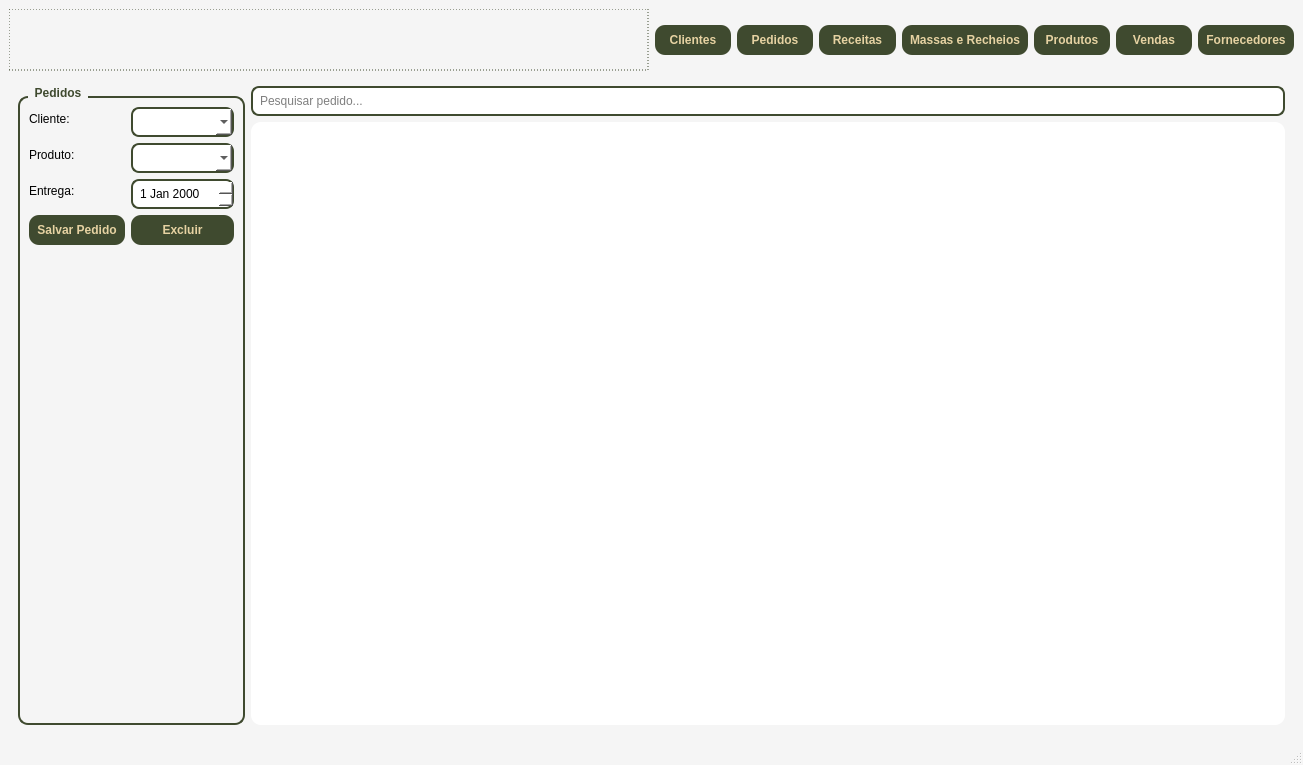
Faeldh/sistema_confeitaria, file telas/tela_menu.ui: the form before one commit.
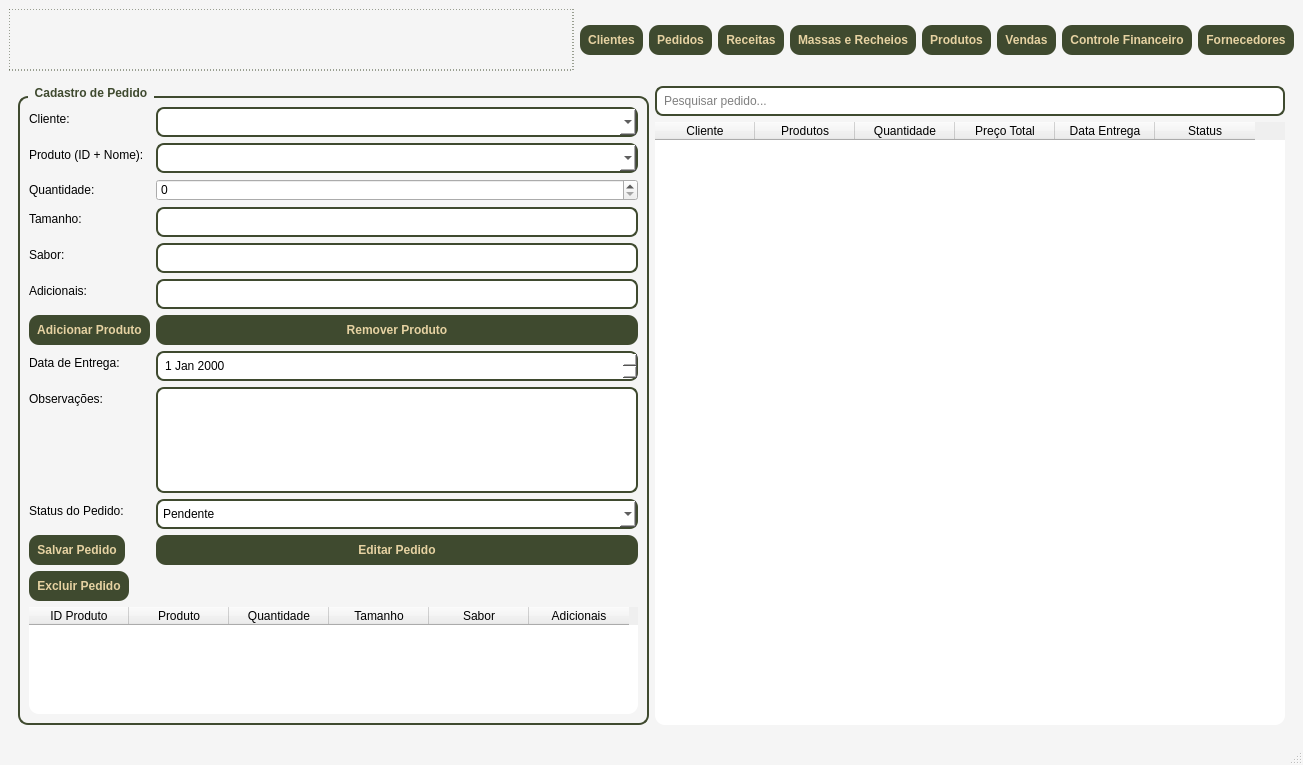
The form after the commit. The open tabs and pages were chosen to show the change.

What changed in the file:
```diff
--- a/telas/tela_menu.ui
+++ b/telas/tela_menu.ui
@@ -80,9 +80,12 @@
         </item>
         <item>
          <widget class="QPushButton" name="btnVendas">
-          <property name="text">
-           <string>Vendas</string>
-          </property>
+            <property name="text"><string>Vendas</string></property>
+        </widget>
+    </item>
+    <item>
+        <widget class="QPushButton" name="btnControleFinanceiro">
+            <property name="text"><string>Controle Financeiro</string></property>
          </widget>
         </item>
         <item>
@@ -272,55 +275,121 @@
       <widget class="QWidget" name="pagePedidos">
        <layout class="QHBoxLayout">
         <item>
-         <widget class="QGroupBox" name="groupBoxPedidos">
-          <property name="title">
-           <string>Pedidos</string>
-          </property>
+   <widget class="QGroupBox" name="groupBoxCadastroPedido">
+    <property name="title"><string>Cadastro de Pedido</string></property>
           <layout class="QFormLayout">
            <item row="0" column="0">
-            <widget class="QLabel" name="label">
-             <property name="text">
-              <string>Cliente:</string>
-             </property>
-            </widget>
+      <widget class="QLabel" name="labelCliente"><property name="text"><string>Cliente:</string></property></widget>
            </item>
            <item row="0" column="1">
             <widget class="QComboBox" name="comboBox"/>
            </item>
            <item row="1" column="0">
-            <widget class="QLabel" name="label">
-             <property name="text">
-              <string>Produto:</string>
-             </property>
-            </widget>
+      <widget class="QLabel" name="labelProduto"><property name="text"><string>Produto (ID + Nome):</string></property></widget>
            </item>
            <item row="1" column="1">
-            <widget class="QComboBox" name="comboBox"/>
-           </item>
+      <widget class="QComboBox" name="comboBoxProduto"/>
+     </item>
+
            <item row="2" column="0">
-            <widget class="QLabel" name="label">
-             <property name="text">
-              <string>Entrega:</string>
-             </property>
-            </widget>
+      <widget class="QLabel" name="labelQuantidade"><property name="text"><string>Quantidade:</string></property></widget>
            </item>
            <item row="2" column="1">
-            <widget class="QDateEdit" name="dateEdit"/>
-           </item>
+      <widget class="QSpinBox" name="spinBoxQuantidade"/>
+     </item>
+
            <item row="3" column="0">
-            <widget class="QPushButton" name="pushButton">
-             <property name="text">
-              <string>Salvar Pedido</string>
-             </property>
-            </widget>
+      <widget class="QLabel" name="labelTamanho"><property name="text"><string>Tamanho:</string></property></widget>
            </item>
            <item row="3" column="1">
-            <widget class="QPushButton" name="pushButton">
-             <property name="text">
-              <string>Excluir</string>
-             </property>
-            </widget>
-           </item>
+      <widget class="QLineEdit" name="lineEditTamanho"/>
+     </item>
+
+     <item row="4" column="0">
+      <widget class="QLabel" name="labelSabor"><property name="text"><string>Sabor:</string></property></widget>
+     </item>
+     <item row="4" column="1">
+      <widget class="QLineEdit" name="lineEditSabor"/>
+     </item>
+
+     <item row="5" column="0">
+      <widget class="QLabel" name="labelAdicionais"><property name="text"><string>Adicionais:</string></property></widget>
+     </item>
+     <item row="5" column="1">
+      <widget class="QLineEdit" name="lineEditAdicionais"/>
+     </item>
+
+     <item row="6" column="0">
+      <widget class="QPushButton" name="btnAdicionarProduto">
+       <property name="text"><string>Adicionar Produto</string></property>
+      </widget>
+     </item>
+     <item row="6" column="1">
+      <widget class="QPushButton" name="btnRemoverProduto">
+       <property name="text"><string>Remover Produto</string></property>
+      </widget>
+     </item>
+
+     <item row="7" column="0">
+      <widget class="QLabel" name="labelDataEntrega"><property name="text"><string>Data de Entrega:</string></property></widget>
+     </item>
+     <item row="7" column="1">
+      <widget class="QDateEdit" name="dateEditEntrega"/>
+     </item>
+
+     <item row="8" column="0">
+      <widget class="QLabel" name="labelObservacoes"><property name="text"><string>Observações:</string></property></widget>
+     </item>
+     <item row="8" column="1">
+      <widget class="QTextEdit" name="txtObservacoes"/>
+     </item>
+
+     <item row="9" column="0">
+      <widget class="QLabel" name="labelStatus"><property name="text"><string>Status do Pedido:</string></property></widget>
+     </item>
+     <item row="9" column="1">
+      <widget class="QComboBox" name="comboBoxStatus">
+       <item><property name="text"><string>Pendente</string></property></item>
+       <item><property name="text"><string>Em produção</string></property></item>
+       <item><property name="text"><string>Entregue</string></property></item>
+      </widget>
+     </item>
+
+     <item row="10" column="0">
+      <widget class="QPushButton" name="btnSalvarPedido"><property name="text"><string>Salvar Pedido</string></property></widget>
+     </item>
+     <item row="10" column="1">
+      <widget class="QPushButton" name="btnEditarPedido"><property name="text"><string>Editar Pedido</string></property></widget>
+     </item>
+     <item row="11" column="0">
+      <widget class="QPushButton" name="btnExcluirPedido"><property name="text"><string>Excluir Pedido</string></property></widget>
+     </item>
+
+     <!-- Lista de produtos do pedido -->
+     <item row="12" column="0" colspan="2">
+      <widget class="QTableWidget" name="tableWidgetItensPedido">
+       <property name="columnCount"><number>6</number></property>
+       <column>
+        <property name="text"><string>ID Produto</string></property>
+       </column>
+       <column>
+        <property name="text"><string>Produto</string></property>
+       </column>
+       <column>
+        <property name="text"><string>Quantidade</string></property>
+       </column>
+       <column>
+        <property name="text"><string>Tamanho</string></property>
+       </column>
+       <column>
+        <property name="text"><string>Sabor</string></property>
+       </column>
+       <column>
+        <property name="text"><string>Adicionais</string></property>
+       </column>
+      </widget>
+     </item>
+
           </layout>
          </widget>
         </item>
@@ -334,7 +403,15 @@
            </widget>
           </item>
           <item>
-           <widget class="QTableView" name="tableViewPedidos"/>
+     <widget class="QTableWidget" name="tableViewPedidos">
+      <property name="columnCount"><number>6</number></property>
+      <column><property name="text"><string>Cliente</string></property></column>
+      <column><property name="text"><string>Produtos</string></property></column>
+      <column><property name="text"><string>Quantidade</string></property></column>
+      <column><property name="text"><string>Preço Total</string></property></column>
+      <column><property name="text"><string>Data Entrega</string></property></column>
+      <column><property name="text"><string>Status</string></property></column>
+     </widget>
           </item>
          </layout>
         </item>
@@ -572,8 +649,9 @@
             </widget>
            </item>
            <item row="3" column="1">
-            <widget class="QDateEdit" name="dateEdit"/>
-           </item>
+      <widget class="QDateEdit" name="dateEditVenda"/>
+     </item>
+
            <item row="4" column="0">
             <widget class="QPushButton" name="pushButton">
              <property name="text">
```
Left out of the diff: 570 changed lines with no effect on the pictures. Lines whose indentation alone changed are shown as unchanged.
